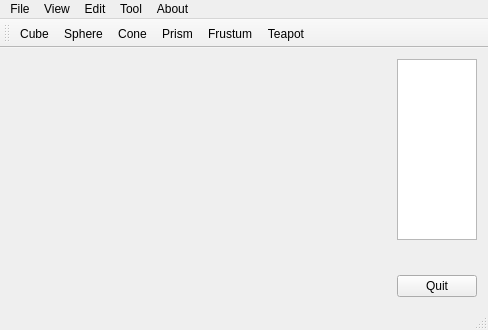
The window that mainwindow.ui (lishunan246/cg) describes before a commit, drawn with Qt 5.
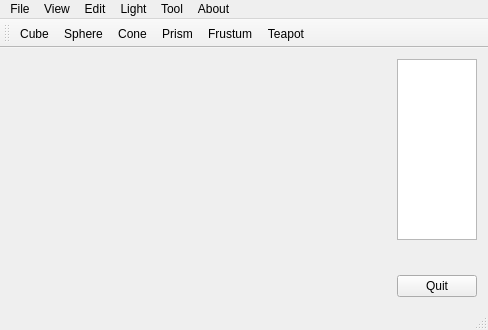
The same window after the commit. Custom widgets are drawn as their Qt base class.

The edit to the form file:
```diff
--- a/mainwindow.ui
+++ b/mainwindow.ui
@@ -120,9 +120,16 @@
     </property>
     <addaction name="actionAbout"/>
    </widget>
+   <widget class="QMenu" name="menuLight">
+    <property name="title">
+     <string>Light</string>
+    </property>
+    <addaction name="actionLight_0"/>
+   </widget>
    <addaction name="menuFile"/>
    <addaction name="menuView"/>
    <addaction name="menuEdit"/>
+   <addaction name="menuLight"/>
    <addaction name="menuTool"/>
    <addaction name="menuTeapot"/>
   </widget>
```
Left out of the diff: 22 changed lines with no effect on the pictures.
